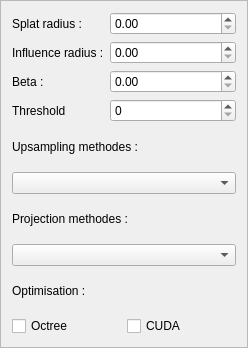
Old version of the form Plugins/PointyCloud/src/UI/PointyCloudUI.ui in the repository ChristopheClaustre/Radium-Engine.
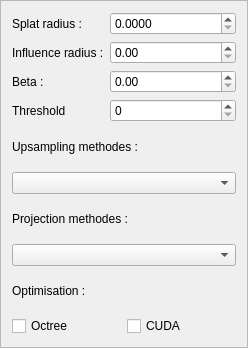
New version of the form.

Commit message: m_splatRadius step of PointyCloudUI.ui changed to 0.01

```diff
--- a/Plugins/PointyCloud/src/UI/PointyCloudUI.ui
+++ b/Plugins/PointyCloud/src/UI/PointyCloudUI.ui
@@ -64,6 +64,15 @@
        <property name="alignment">
         <set>Qt::AlignLeading|Qt::AlignLeft|Qt::AlignVCenter</set>
        </property>
+       <property name="decimals">
+        <number>4</number>
+       </property>
+       <property name="maximum">
+        <double>100.000000000000000</double>
+       </property>
+       <property name="singleStep">
+        <double>0.010000000000000</double>
+       </property>
       </widget>
      </item>
      <item row="1" column="0">
```
